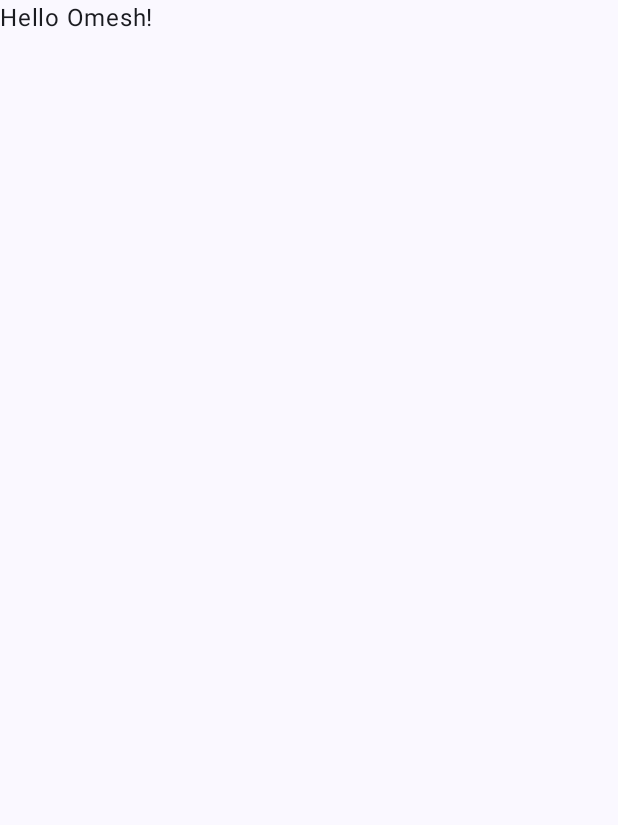
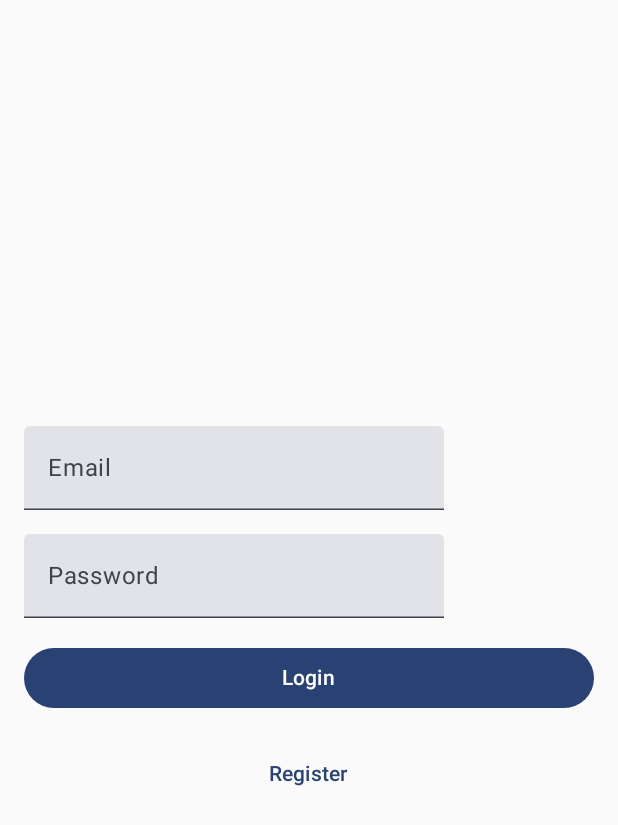
Before and after one commit to OmeshSachethana/EAD-Mobile, an Android app built with Jetpack Compose: the screen it shows after launch (MainActivity), on a phone screen of 412 x 824 dp. Before the commit the part shown is almost empty. Shown: the top 825 px of the screen. Run offline under Robolectric (Android 15) with nearby library versions, the phone set to English and light mode, and no system bars.

Commit message:
updated structures

```diff
--- a/app/src/main/java/com/example/ecommerce/MainActivity.kt
+++ b/app/src/main/java/com/example/ecommerce/MainActivity.kt
@@ -4,13 +4,16 @@ import android.os.Bundle
 import androidx.activity.ComponentActivity
 import androidx.activity.compose.setContent
 import androidx.activity.enableEdgeToEdge
-import androidx.compose.foundation.layout.fillMaxSize
-import androidx.compose.foundation.layout.padding
-import androidx.compose.material3.Scaffold
-import androidx.compose.material3.Text
-import androidx.compose.runtime.Composable
+import androidx.compose.foundation.layout.*
+import androidx.compose.material3.*
+import androidx.compose.runtime.*
 import androidx.compose.ui.Modifier
 import androidx.compose.ui.tooling.preview.Preview
+import androidx.compose.ui.unit.dp
+import androidx.navigation.NavHostController
+import androidx.navigation.compose.NavHost
+import androidx.navigation.compose.composable
+import androidx.navigation.compose.rememberNavController
 import com.example.ecommerce.ui.theme.EcommerceTheme
 
 class MainActivity : ComponentActivity() {
@@ -19,14 +22,96 @@ class MainActivity : ComponentActivity() {
         enableEdgeToEdge()
         setContent {
             EcommerceTheme {
-                Scaffold(modifier = Modifier.fillMaxSize()) { innerPadding ->
-                    Greeting(
-                        name = "Omesh",
-                        modifier = Modifier.padding(innerPadding)
-                    )
-                }
+                AppNavHost()
             }
         }
+    }
+}
+
+@Composable
+fun AppNavHost(navController: NavHostController = rememberNavController()) {
+    NavHost(navController = navController, startDestination = "login") {
+        composable("login") { LoginScreen(navController) }
+        composable("register") { RegisterScreen(navController) }
+        composable("home") { HomeScreen() }
+    }
+}
+
+@Composable
+fun LoginScreen(navController: NavHostController) {
+    val email = remember { mutableStateOf("") }
+    val password = remember { mutableStateOf("") }
+
+    Column(
+        modifier = Modifier
+            .fillMaxSize()
+            .padding(16.dp),
+        verticalArrangement = Arrangement.Center
+    ) {
+        TextField(value = email.value, onValueChange = { email.value = it }, label = { Text("Email") })
+        Spacer(modifier = Modifier.height(16.dp))
+        TextField(value = password.value, onValueChange = { password.value = it }, label = { Text("Password") })
+        Spacer(modifier = Modifier.height(16.dp))
+        Button(
+            onClick = {
+                // Assuming successful login, navigate to HomeScreen
+                navController.navigate("home")
+            },
+            modifier = Modifier.fillMaxWidth()
+        ) {
+            Text("Login")
+        }
+        Spacer(modifier = Modifier.height(16.dp))
+        TextButton(
+            onClick = {
+                // Navigate to RegisterScreen
+                navController.navigate("register")
+            },
+            modifier = Modifier.fillMaxWidth()
+        ) {
+            Text("Register")
+        }
+    }
+}
+
+@Composable
+fun RegisterScreen(navController: NavHostController) {
+    val username = remember { mutableStateOf("") }
+    val email = remember { mutableStateOf("") }
+    val password = remember { mutableStateOf("") }
+
+    Column(
+        modifier = Modifier
+            .fillMaxSize()
+            .padding(16.dp),
+        verticalArrangement = Arrangement.Center
+    ) {
+        TextField(value = username.value, onValueChange = { username.value = it }, label = { Text("Username") })
+        Spacer(modifier = Modifier.height(16.dp))
+        TextField(value = email.value, onValueChange = { email.value = it }, label = { Text("Email") })
+        Spacer(modifier = Modifier.height(16.dp))
+        TextField(value = password.value, onValueChange = { password.value = it }, label = { Text("Password") })
+        Spacer(modifier = Modifier.height(16.dp))
+        Button(
+            onClick = {
+                // Perform registration logic here
+                // Navigate back to login screen on successful registration
+                navController.navigate("login")
+            },
+            modifier = Modifier.fillMaxWidth()
+        ) {
+            Text("Register")
+        }
+    }
+}
+
+@Composable
+fun HomeScreen() {
+    Scaffold(modifier = Modifier.fillMaxSize()) { innerPadding ->
+        Greeting(
+            name = "Omesh",
+            modifier = Modifier.padding(innerPadding)
+        )
     }
 }
 
--- a/app/src/main/java/com/example/ecommerce/utils/Constants.kt
+++ b/app/src/main/java/com/example/ecommerce/utils/Constants.kt
@@ -0,0 +1,6 @@
+package com.example.ecommerce.utils
+
+object Constants {
+    const val BASE_URL = "http://10.0.2.2:5207/api/" // Use this for Android Emulator
+    // const val BASE_URL = "http://<your_ip>:5207/api/" // Use this for a real device
+}
--- a/app/src/main/res/values/strings.xml
+++ b/app/src/main/res/values/strings.xml
@@ -1,3 +1,8 @@
 <resources>
     <string name="app_name">Ecommerce</string>
+    <string name="username_hint">Username</string>
+    <string name="email_hint">Email</string>
+    <string name="password_hint">Password</string>
+    <string name="register">Register</string>
+    <string name="register_title">Register</string>
 </resources>
```
Also changed, not shown: app/build.gradle.kts (+10 -1 lines), app/src/main/AndroidManifest.xml (+11 -1 lines), app/src/main/java/com/example/ecommerce/data/model/LoginResponse.kt (added, +10 -0 lines), app/src/main/java/com/example/ecommerce/data/repository/UserRepository.kt (+31 -0 lines), app/src/main/res/layout/activity_login.xml (deleted, +0 -25 lines), app/src/main/res/layout/activity_register.xml (deleted, +0 -31 lines), gradle/libs.versions.toml (+13 -0 lines), app/src/main/java/com/example/ecommerce/data/network/RetrofitInstance.kt (added).
